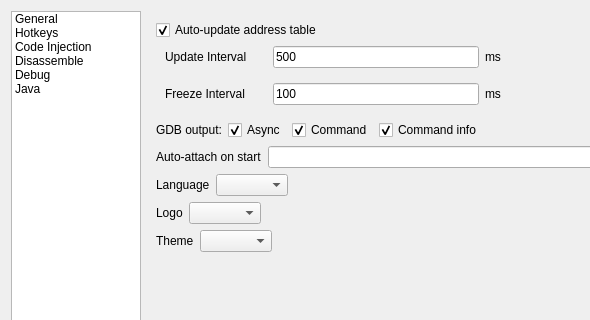
First picture: the form in GUI/SettingsDialog.ui, repository korcankaraokcu/PINCE, before the edit; both pictures show x 0 to 590 and y 0 to 320 of the 884 by 633 pixel window.
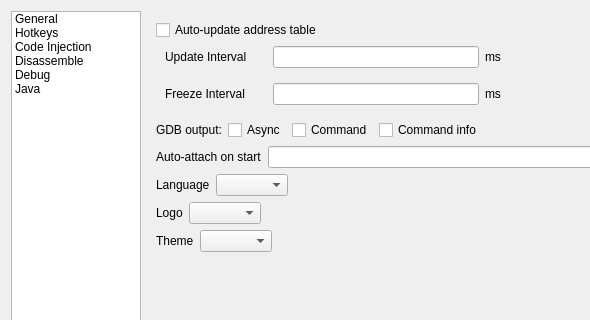
Second picture: the form after the edit.

Commit message: Adjust SettingsDialog params and texts

Diff of the .ui file:
```diff
--- a/GUI/SettingsDialog.ui
+++ b/GUI/SettingsDialog.ui
@@ -90,9 +90,6 @@
                      <property name="text">
                       <string>Auto-update address table</string>
                      </property>
-                     <property name="checked">
-                      <bool>true</bool>
-                     </property>
                     </widget>
                    </item>
                   </layout>
@@ -117,11 +114,7 @@
                      </widget>
                     </item>
                     <item>
-                     <widget class="QLineEdit" name="lineEdit_UpdateInterval">
-                      <property name="text">
-                       <string notr="true">500</string>
-                      </property>
-                     </widget>
+                     <widget class="QLineEdit" name="lineEdit_UpdateInterval"/>
                     </item>
                     <item>
                      <widget class="QLabel" name="label_2">
@@ -178,9 +171,6 @@
                         <height>0</height>
                        </size>
                       </property>
-                      <property name="text">
-                       <string notr="true">100</string>
-                      </property>
                      </widget>
                     </item>
                     <item>
@@ -224,9 +214,6 @@
                  <property name="text">
                   <string>Async</string>
                  </property>
-                 <property name="checked">
-                  <bool>true</bool>
-                 </property>
                 </widget>
                </item>
                <item>
@@ -234,9 +221,6 @@
                  <property name="text">
                   <string>Command</string>
                  </property>
-                 <property name="checked">
-                  <bool>true</bool>
-                 </property>
                 </widget>
                </item>
                <item>
@@ -244,9 +228,6 @@
                  <property name="text">
                   <string>Command info</string>
                  </property>
-                 <property name="checked">
-                  <bool>true</bool>
-                 </property>
                 </widget>
                </item>
                <item>
```
Left out of the diff: 27 changed lines with no effect on the pictures. The commit also changes 1 other file.
